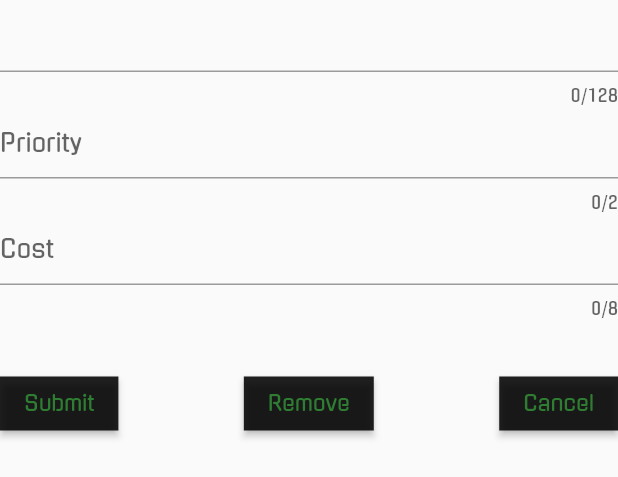
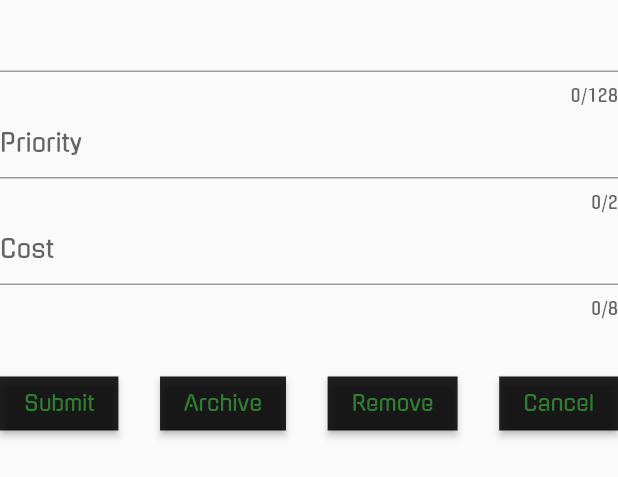
Before and after one commit to CJSZ01/consumatron-F, a Flutter app: the UpdateWishlistItemForm widget shown alone on an empty page, opened directly with empty values, on a phone screen of 412 x 824 dp. Shown: the top 477 px of the screen. Run offline on Flutter 3.47's test engine with Material 2 defaults, Android fonts, the phone set to English and light mode, and no system bars; our stand-ins replace cloud_firestore, firebase_auth, firebase_core; accounts and stored records are empty; network calls fail.

Commit message:
Implemented isArchived Attribute

```diff
--- a/lib/models/WishlistItem.dart
+++ b/lib/models/WishlistItem.dart
@@ -5,17 +5,20 @@ class WishlistItem {
   String name;
   String priority;
   Timestamp date;
+  bool isArchived;
 
   WishlistItem(
       {required this.cost,
       required this.name,
       required this.priority,
+      required this.isArchived,
       required this.date});
 
   WishlistItem.fromSnapshot(Map<String, dynamic> snapshot)
       : cost = snapshot['cost'],
         priority = snapshot['priority'],
         date = snapshot['date'],
+        isArchived = snapshot['isArchived'],
         name = snapshot['name'];
 
   Map<String, Object?> toJson() {
@@ -31,6 +34,7 @@ class WishlistItem {
       : this(
           cost: json['cost']! as String,
           name: json['name']! as String,
+          isArchived: json['isArchived']! as bool,
           priority: json['priority']! as String,
           date: json['date']! as Timestamp,
         );
--- a/lib/pages/wishlist/components/UpdateWishlistItemForm.dart
+++ b/lib/pages/wishlist/components/UpdateWishlistItemForm.dart
@@ -14,8 +14,12 @@ class UpdateWishlistItemForm extends StatefulWidget {
 class _UpdateWishlistItemFormState extends State<UpdateWishlistItemForm> {
   final numericRegex = RegExp(r'^-?(([0-9]*)|(([0-9]*)\.([0-9]*)))$');
 
-  WishlistItem newWishlistItem =
-      WishlistItem(cost: '', name: '', priority: '', date: Timestamp.now());
+  WishlistItem newWishlistItem = WishlistItem(
+      cost: '',
+      name: '',
+      priority: '',
+      date: Timestamp.now(),
+      isArchived: false);
 
   final wishlistItemsRef = FirebaseFirestore.instance
       .collection('wishlistItems')
@@ -48,6 +52,8 @@ class _UpdateWishlistItemFormState extends State<UpdateWishlistItemForm> {
         .get()
         .then((snapshot) => newWishlistItem = snapshot.data()!);
   }
+
+  void archive() {}
 
   @override
   void initState() {
@@ -126,6 +132,12 @@ class _UpdateWishlistItemFormState extends State<UpdateWishlistItemForm> {
                         child: Text('Submit')),
                     Spacer(),
                     ElevatedButton(
+                        onPressed: () async {
+                          archive();
+                        },
+                        child: Text('Archive')),
+                    Spacer(),
+                    ElevatedButton(
                         onPressed: () {
                           removeWishlistItem();
                         },
```
Also changed, not shown: lib/main.dart (+7 -0 lines), lib/pages/wishlist/components/AddWishlistItemForm.dart (+6 -2 lines).
